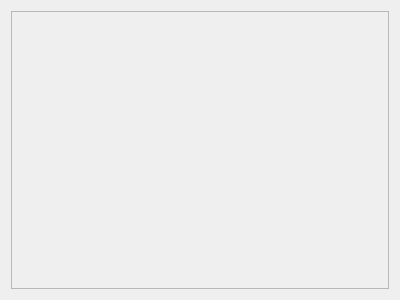
First picture: the form in ui/ShoppingCart.ui, repository jbstark/League-Skin-And-Champ-Tracker, before the edit.
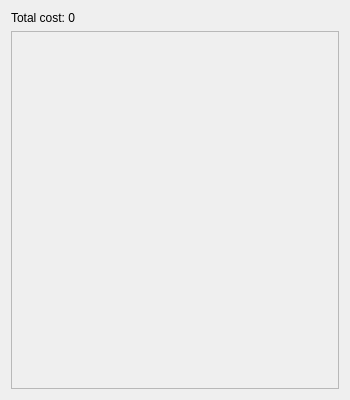
Second picture: the form after the edit.

Commit message: mostly implemented shopping cart for current event

Patch:
```diff
--- a/ui/ShoppingCart.ui
+++ b/ui/ShoppingCart.ui
@@ -6,18 +6,24 @@
    <rect>
     <x>0</x>
     <y>0</y>
-    <width>400</width>
-    <height>300</height>
+    <width>350</width>
+    <height>400</height>
    </rect>
   </property>
+  <property name="minimumSize">
+   <size>
+    <width>350</width>
+    <height>400</height>
+   </size>
+  </property>
   <property name="windowTitle">
    <string>Form</string>
   </property>
   <layout class="QGridLayout" name="shopping_cart_widget_layout">
-   <item row="0" column="0">
+   <item row="1" column="0">
     <widget class="QScrollArea" name="shopping_cart_widget_scrollArea">
      <property name="sizePolicy">
-      <sizepolicy hsizetype="Preferred" vsizetype="Preferred">
+      <sizepolicy hsizetype="Expanding" vsizetype="Expanding">
        <horstretch>0</horstretch>
        <verstretch>0</verstretch>
       </sizepolicy>
@@ -33,14 +39,27 @@
        <rect>
         <x>0</x>
         <y>0</y>
-        <width>380</width>
-        <height>280</height>
+        <width>330</width>
+        <height>361</height>
        </rect>
       </property>
+      <property name="sizePolicy">
+       <sizepolicy hsizetype="Preferred" vsizetype="Preferred">
+        <horstretch>0</horstretch>
+        <verstretch>0</verstretch>
+       </sizepolicy>
+      </property>
       <layout class="QVBoxLayout" name="shopping_cart_scrollAreaWidgetContents_verticalLayout"/>
      </widget>
     </widget>
    </item>
+   <item row="0" column="0">
+    <widget class="QLabel" name="cart_total_label">
+     <property name="text">
+      <string>Total cost: 0</string>
+     </property>
+    </widget>
+   </item>
   </layout>
  </widget>
  <resources/>
```
The commit also changes 6 other files.
